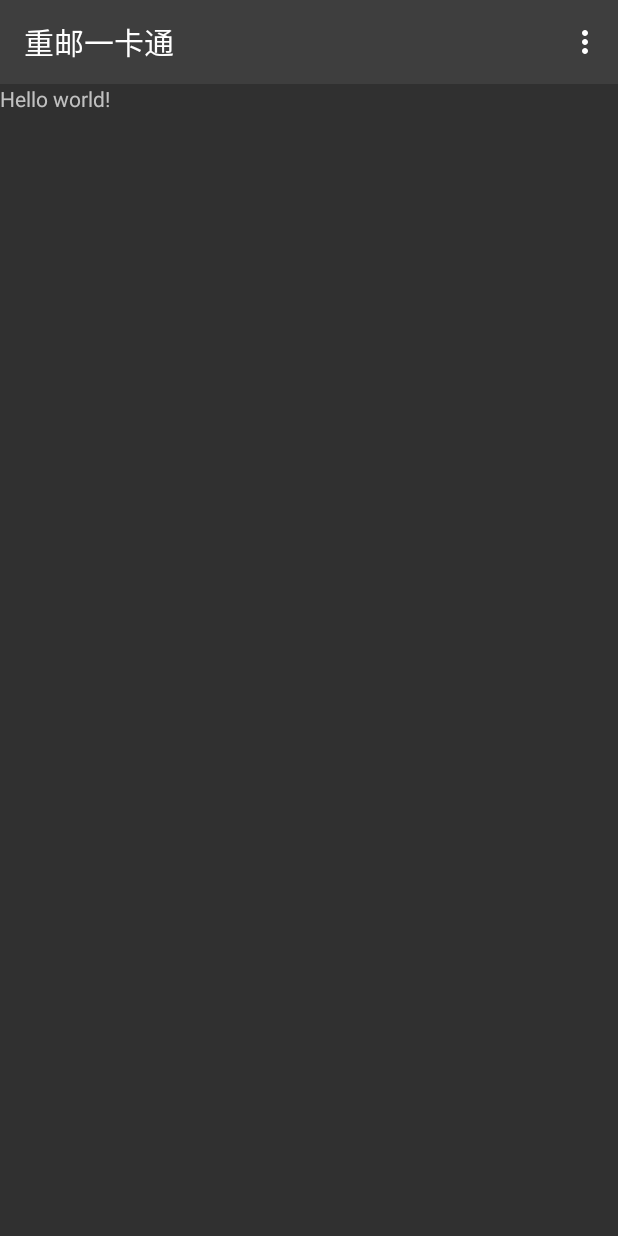
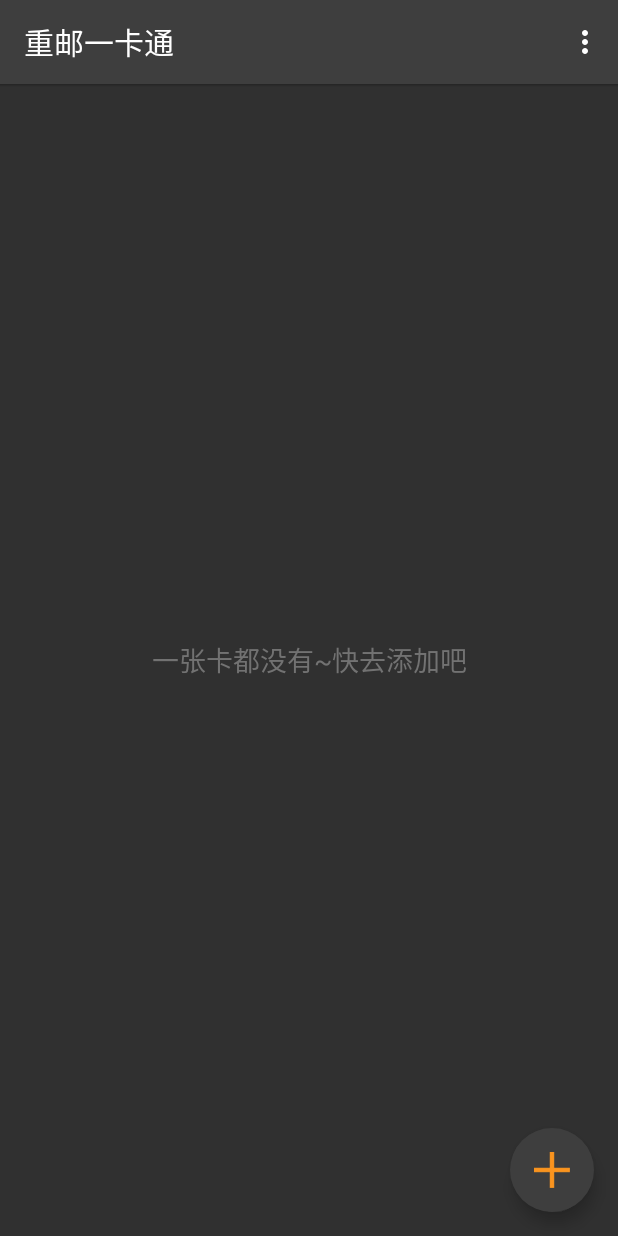
Before and after one commit to moiling/CQUPTCard, an Android app: the screen it shows after launch (HomeActivity), on a phone screen of 412 x 824 dp. Run offline under Robolectric (Android 15) with nearby library versions, the phone set to English and light mode, and no system bars; our stand-ins replace ButterKnife; libraries missing offline, so code that uses them is left out: com.afollestad.materialdialogs, retrofit.client, retrofit.converter; 2 statements that could not run were skipped.

Commit message:
好累不想写

```diff
--- a/app/src/main/java/com/moi/cquptcard/ui/activity/HomeActivity.java
+++ b/app/src/main/java/com/moi/cquptcard/ui/activity/HomeActivity.java
@@ -1,11 +1,13 @@
 package com.moi.cquptcard.ui.activity;
 
 import android.os.Bundle;
+import android.support.design.widget.FloatingActionButton;
+import android.support.v4.widget.SwipeRefreshLayout;
+import android.support.v7.widget.RecyclerView;
 import android.support.v7.widget.Toolbar;
-import android.util.Log;
 import android.view.Menu;
 import android.view.MenuItem;
-import android.widget.Toast;
+import android.widget.TextView;
 
 import com.moi.cquptcard.R;
 import com.moi.cquptcard.app.BaseActivity;
@@ -21,7 +23,16 @@ import retrofit.RetrofitError;
 
 public class HomeActivity extends BaseActivity implements IConsumptionVu {
 
-    @Bind(R.id.toolbar) Toolbar mToolbar;
+    @Bind(R.id.toolbar)
+    Toolbar mToolbar;
+    @Bind(R.id.list_home_card)
+    RecyclerView mCardList;
+    @Bind(R.id.swipe_refresh_widget)
+    SwipeRefreshLayout mSwipeRefreshWidget;
+    @Bind(R.id.tv_home_empty)
+    TextView mCardEmptyText;
+    @Bind(R.id.home_fab)
+    FloatingActionButton mFab;
 
     private ConsumptionPresenter consumptionPresenter;
 
@@ -34,31 +45,29 @@ public class HomeActivity extends BaseActivity implements IConsumptionVu {
         initToolbar();
     }
 
+    @Override
+    protected void onDestroy() {
+        super.onDestroy();
+        consumptionPresenter.onRelieveView();
+    }
+
     private void initToolbar() {
         mToolbar.setTitle(getResources().getString(R.string.app_name));
         setSupportActionBar(mToolbar);
-        //mToolbar.setTitleTextColor(Color.WHITE);
     }
 
     @Override
     public boolean onCreateOptionsMenu(Menu menu) {
-        // Inflate the menu; this adds items to the action bar if it is present.
         getMenuInflater().inflate(R.menu.menu_home, menu);
         return true;
     }
 
     @Override
     public boolean onOptionsItemSelected(MenuItem item) {
-        // Handle action bar item clicks here. The action bar will
-        // automatically handle clicks on the Home/Up button, so long
-        // as you specify a parent activity in AndroidManifest.xml.
         int id = item.getItemId();
-
-        //noinspection SimplifiableIfStatement
         if (id == R.id.action_settings) {
             return true;
         }
-
         return super.onOptionsItemSelected(item);
     }
 
@@ -70,13 +79,10 @@ public class HomeActivity extends BaseActivity implements IConsumptionVu {
     @Override
     public void onFail(RetrofitError e) {
         dismissProgress();
-        Toast.makeText(this, e.toString(), Toast.LENGTH_SHORT).show();
-        Log.e("..", e.toString());
     }
 
     @Override
     public void onSuccess(List<ConsumptionBean> consumptions) {
         dismissProgress();
-        Toast.makeText(this, consumptions.get(0).getName(), Toast.LENGTH_SHORT).show();
     }
 }
--- a/app/src/main/res/layout/activity_home.xml
+++ b/app/src/main/res/layout/activity_home.xml
@@ -8,10 +8,18 @@
         android:id="@+id/toolbar"
         layout="@layout/layout_toolbar"/>
 
-    <TextView
+    <FrameLayout
         android:layout_below="@+id/toolbar"
-        android:text="@string/hello_world"
-        android:layout_width="wrap_content"
-        android:layout_height="wrap_content"/>
+        android:layout_width="match_parent"
+        android:layout_height="match_parent">
+
+        <include layout="@layout/layout_home_content"/>
+
+        <!--toolbar下方阴影-->
+        <View
+            android:layout_width="match_parent"
+            android:layout_height="2dp"
+            android:background="@drawable/shadow"/>
+    </FrameLayout>
 
 </RelativeLayout>
--- /dev/null
+++ b/app/src/main/res/layout/layout_home_content.xml
@@ -0,0 +1,54 @@
+<?xml version="1.0" encoding="utf-8"?>
+<merge
+    android:id="@+id/content"
+    xmlns:android="http://schemas.android.com/apk/res/android"
+    xmlns:app="http://schemas.android.com/apk/res-auto"
+    android:layout_width="match_parent"
+    android:layout_height="match_parent">
+
+    <android.support.v4.widget.SwipeRefreshLayout
+        android:id="@+id/swipe_refresh_widget"
+        android:layout_width="match_parent"
+        android:layout_height="match_parent"
+        android:layerType="hardware">
+
+        <android.support.v7.widget.RecyclerView
+            android:id="@+id/list_home_card"
+            android:layout_width="match_parent"
+            android:layout_height="match_parent"
+            android:visibility="gone"
+            android:fadeScrollbars="true"
+            android:scrollbars="vertical"
+            android:overScrollMode="always"
+            android:scrollbarStyle="outsideOverlay"/>
+
+    </android.support.v4.widget.SwipeRefreshLayout>
+
+    <TextView
+        android:id="@+id/tv_home_empty"
+        android:layout_width="match_parent"
+        android:layout_height="match_parent"
+        android:text="@string/home_empty_text"
+        android:textColor="@color/secondary_text"
+        android:textSize="18sp"
+        android:gravity="center"/>
+
+    <android.support.design.widget.CoordinatorLayout
+        android:layout_width="match_parent"
+        android:layout_height="match_parent"
+        android:fitsSystemWindows="true"
+        app:statusBarBackground="@color/tans_color">
+
+        <android.support.design.widget.FloatingActionButton
+            android:id="@+id/home_fab"
+            app:borderWidth="0dp"
+            android:layout_width="wrap_content"
+            android:layout_height="wrap_content"
+            android:layout_margin="@dimen/fab_margin_right"
+            android:layout_gravity="end|bottom"
+            android:isScrollContainer="true"
+            android:src="@mipmap/ic_add"/>
+
+    </android.support.design.widget.CoordinatorLayout>
+
+</merge>
--- a/app/src/main/res/values-v21/styles.xml
+++ b/app/src/main/res/values-v21/styles.xml
@@ -3,7 +3,6 @@
     <style name="AppTheme" parent="AppTheme.Base">
         <!--Navigation bar color-->
         <item name="android:navigationBarColor">@color/primary_color</item>
-        <item name="android:windowTranslucentNavigation">true</item>
         <item name="android:windowDrawsSystemBarBackgrounds">true</item>
         <item name="android:statusBarColor">?colorPrimaryDark</item>
     </style>
--- a/app/src/main/res/values/colors.xml
+++ b/app/src/main/res/values/colors.xml
@@ -15,8 +15,8 @@
     <color name="logo_dark_color">#fb941e</color>
     <color name="logo_color">#fca729</color>
     <color name="primary_color">#3e3e3e</color>
-    <color name="primary_dark_color">#ffaa07</color>
-    <color name="accent_color">#FADE73</color>
+    <color name="primary_dark_color">#212121</color>
+    <color name="accent_color">#fb941e</color>
 
     <color name="title_green">#7BCECA</color>
     <color name="red_primary_color">#ff9182</color>
--- a/app/src/main/res/values/dimens.xml
+++ b/app/src/main/res/values/dimens.xml
@@ -3,8 +3,8 @@
     <dimen name="activity_horizontal_margin">16dp</dimen>
     <dimen name="activity_vertical_margin">16dp</dimen>
 
-    <dimen name="codelab_fab_margin_right">16dp</dimen>
-    <dimen name="codelab_fab_margin_bottom">16dp</dimen>
+    <dimen name="fab_margin_right">16dp</dimen>
+    <dimen name="fab_margin_bottom">16dp</dimen>
 
     <dimen name="fab_margin_top">72dp</dimen>
 </resources>
--- a/app/src/main/res/values/strings.xml
+++ b/app/src/main/res/values/strings.xml
@@ -4,4 +4,5 @@
     <string name="hello_world">Hello world!</string>
     <string name="action_settings">Settings</string>
     <string name="please_wait">请稍等</string>
+    <string name="home_empty_text">一张卡都没有~快去添加吧</string>
 </resources>
```
Also changed, not shown: app/src/main/res/layout/item_card.xml (added, +98 -0 lines), app/src/main/res/mipmap-xhdpi/ic_add.png (added), 2 other files.
